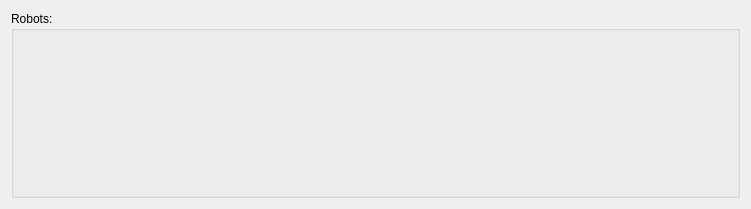
fkie/iop_gui, file iop_rqt_access_control_fkie/src/iop_rqt_access_control_fkie/iop_rqt_access_control.ui: the form before one commit.
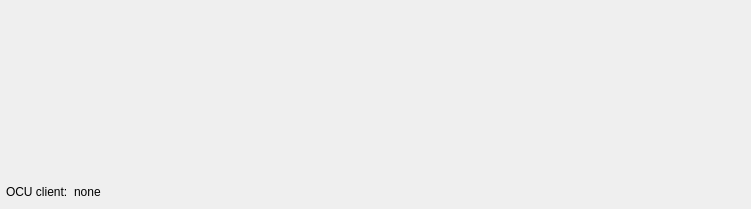
The form after the commit. Icons and pictures are not drawn.

Patch:
```diff
--- a/iop_rqt_access_control_fkie/src/iop_rqt_access_control_fkie/iop_rqt_access_control.ui
+++ b/iop_rqt_access_control_fkie/src/iop_rqt_access_control_fkie/iop_rqt_access_control.ui
@@ -13,26 +13,118 @@
   <property name="windowTitle">
    <string>Form</string>
   </property>
-  <layout class="QVBoxLayout" name="verticalLayout_2">
+  <layout class="QVBoxLayout" name="verticalLayout">
+   <property name="spacing">
+    <number>0</number>
+   </property>
+   <property name="leftMargin">
+    <number>0</number>
+   </property>
+   <property name="topMargin">
+    <number>0</number>
+   </property>
+   <property name="rightMargin">
+    <number>0</number>
+   </property>
+   <property name="bottomMargin">
+    <number>0</number>
+   </property>
    <item>
-    <layout class="QVBoxLayout" name="verticalLayout">
-     <property name="spacing">
-      <number>0</number>
+    <widget class="QFrame" name="robots">
+     <layout class="QVBoxLayout" name="layout_robots">
+      <property name="spacing">
+       <number>3</number>
+      </property>
+      <property name="leftMargin">
+       <number>0</number>
+      </property>
+      <property name="topMargin">
+       <number>0</number>
+      </property>
+      <property name="rightMargin">
+       <number>0</number>
+      </property>
+      <property name="bottomMargin">
+       <number>0</number>
+      </property>
+     </layout>
+    </widget>
+   </item>
+   <item>
+    <widget class="QFrame" name="info_frame">
+     <property name="sizePolicy">
+      <sizepolicy hsizetype="Preferred" vsizetype="Fixed">
+       <horstretch>0</horstretch>
+       <verstretch>0</verstretch>
+      </sizepolicy>
      </property>
-     <item>
-      <widget class="QGroupBox" name="groupBox">
-       <property name="title">
-        <string>Robots:</string>
-       </property>
-       <property name="alignment">
-        <set>Qt::AlignLeading|Qt::AlignLeft|Qt::AlignTop</set>
-       </property>
-       <property name="flat">
-        <bool>true</bool>
-       </property>
-      </widget>
-     </item>
-    </layout>
+     <property name="frameShape">
+      <enum>QFrame::NoFrame</enum>
+     </property>
+     <layout class="QHBoxLayout" name="horizontalLayout">
+      <property name="spacing">
+       <number>6</number>
+      </property>
+      <property name="leftMargin">
+       <number>6</number>
+      </property>
+      <property name="topMargin">
+       <number>0</number>
+      </property>
+      <property name="rightMargin">
+       <number>6</number>
+      </property>
+      <property name="bottomMargin">
+       <number>6</number>
+      </property>
+      <item>
+       <widget class="QLabel" name="label_client">
+        <property name="sizePolicy">
+         <sizepolicy hsizetype="Fixed" vsizetype="Fixed">
+          <horstretch>0</horstretch>
+          <verstretch>0</verstretch>
+         </sizepolicy>
+        </property>
+        <property name="text">
+         <string>OCU client:</string>
+        </property>
+       </widget>
+      </item>
+      <item>
+       <widget class="QLabel" name="label_address">
+        <property name="text">
+         <string>none</string>
+        </property>
+       </widget>
+      </item>
+      <item>
+       <widget class="QPushButton" name="warn_client_button">
+        <property name="sizePolicy">
+         <sizepolicy hsizetype="Fixed" vsizetype="Fixed">
+          <horstretch>0</horstretch>
+          <verstretch>0</verstretch>
+         </sizepolicy>
+        </property>
+        <property name="maximumSize">
+         <size>
+          <width>24</width>
+          <height>24</height>
+         </size>
+        </property>
+        <property name="focusPolicy">
+         <enum>Qt::NoFocus</enum>
+        </property>
+        <property name="icon">
+         <iconset theme="dialog-warning">
+          <normaloff>.</normaloff>.</iconset>
+        </property>
+        <property name="flat">
+         <bool>true</bool>
+        </property>
+       </widget>
+      </item>
+     </layout>
+    </widget>
    </item>
   </layout>
  </widget>
```
